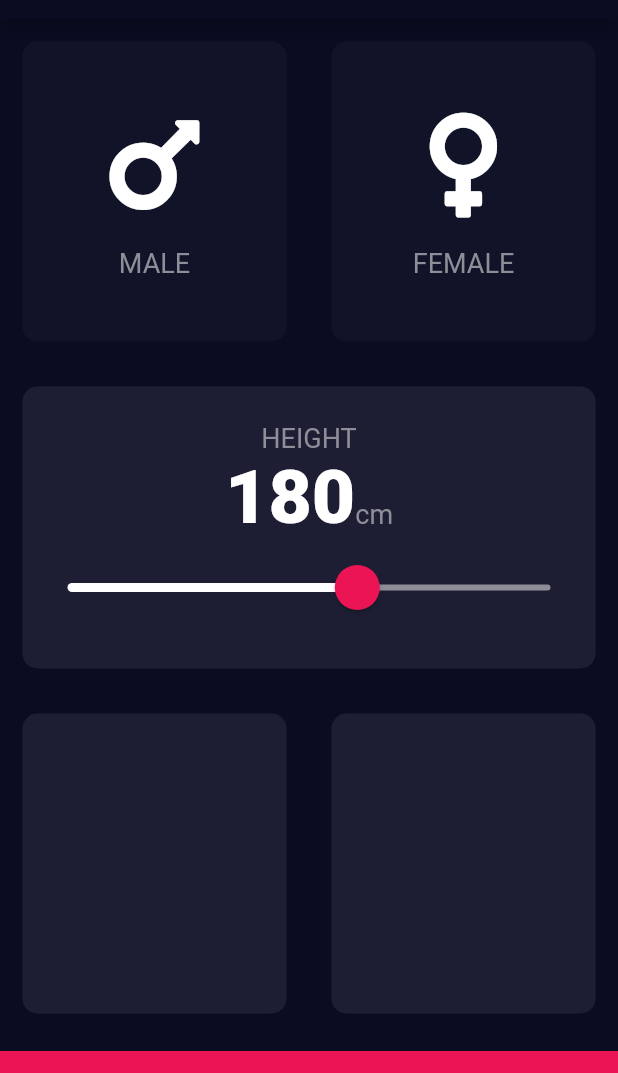
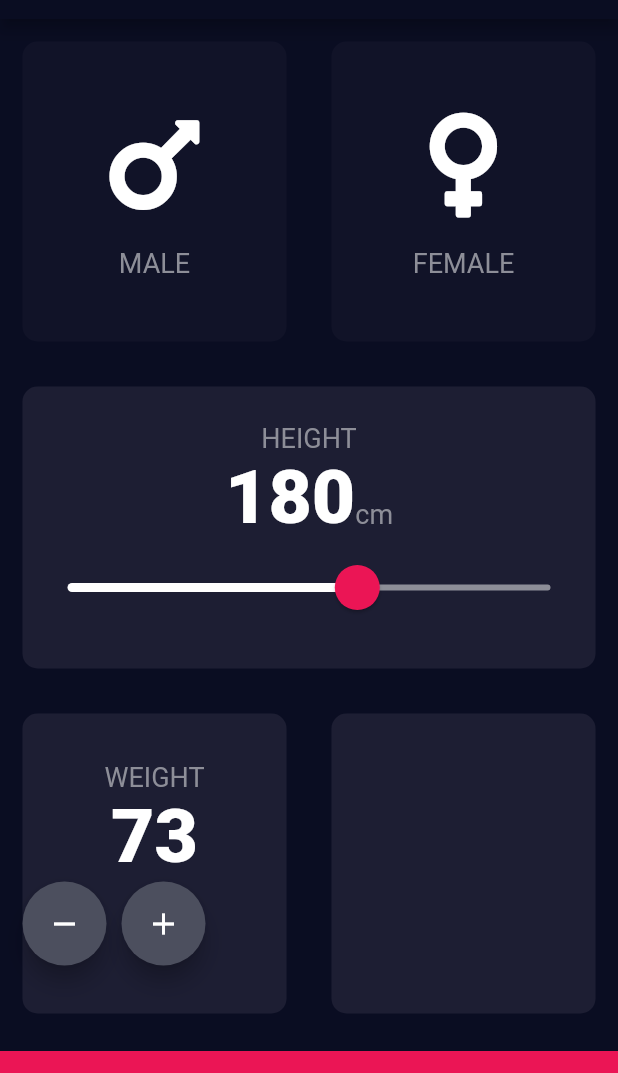
Before and after one commit to kawarimidoll/flutter_course_bmi_calculator, a Flutter app: the screen it shows after launch, on a phone screen of 412 x 824 dp, the part 65-1138 px from its top. Run offline on Flutter 3.47's test engine with Material 2 defaults, Android fonts, the phone set to English and light mode, and no system bars; our stand-ins replace font_awesome_flutter.

Commit message:
add bottom-left card contents

```diff
--- a/lib/input_page.dart
+++ b/lib/input_page.dart
@@ -14,6 +14,7 @@ class InputPage extends StatefulWidget {
 class _InputPageState extends State<InputPage> {
   Gender? selectedGender;
   int height = 180;
+  int weight = 73;
 
   @override
   Widget build(BuildContext context) {
@@ -119,7 +120,51 @@ class _InputPageState extends State<InputPage> {
                 child: ReusableCard(
                   onTap: () {},
                   color: kActiveCardColor,
-                  child: Container(),
+                  child: Container(
+                    child: Column(
+                      mainAxisAlignment: MainAxisAlignment.center,
+                      children: <Widget>[
+                        Text(
+                          'WEIGHT',
+                          style: kLabelTextStyle,
+                        ),
+                        Text(
+                          weight.toString(),
+                          style: kNumberTextStyle,
+                        ),
+                        Row(
+                          // crossAxisAlignment: CrossAxisAlignment.stretch,
+                          children: <Widget>[
+                            FloatingActionButton(
+                              backgroundColor: Color(0xFF4C4F5E),
+                              onPressed: () {
+                                setState(() {
+                                  weight--;
+                                });
+                              },
+                              child: Icon(
+                                Icons.remove,
+                                color: Colors.white,
+                              ),
+                            ),
+                            SizedBox(width:10.0),
+                            FloatingActionButton(
+                              backgroundColor: Color(0xFF4C4F5E),
+                              onPressed: () {
+                                setState(() {
+                                  weight++;
+                                });
+                              },
+                              child: Icon(
+                                Icons.add,
+                                color: Colors.white,
+                              ),
+                            ),
+                          ],
+                        )
+                      ],
+                    ),
+                  ),
                 ),
               ),
               Expanded(
```
